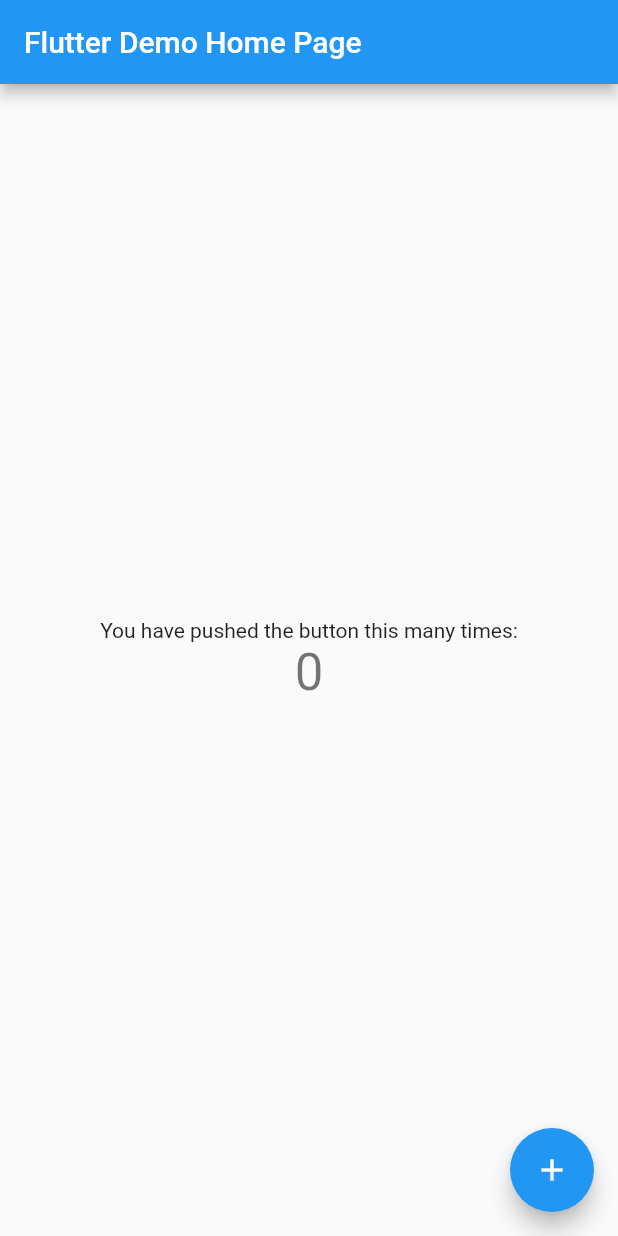
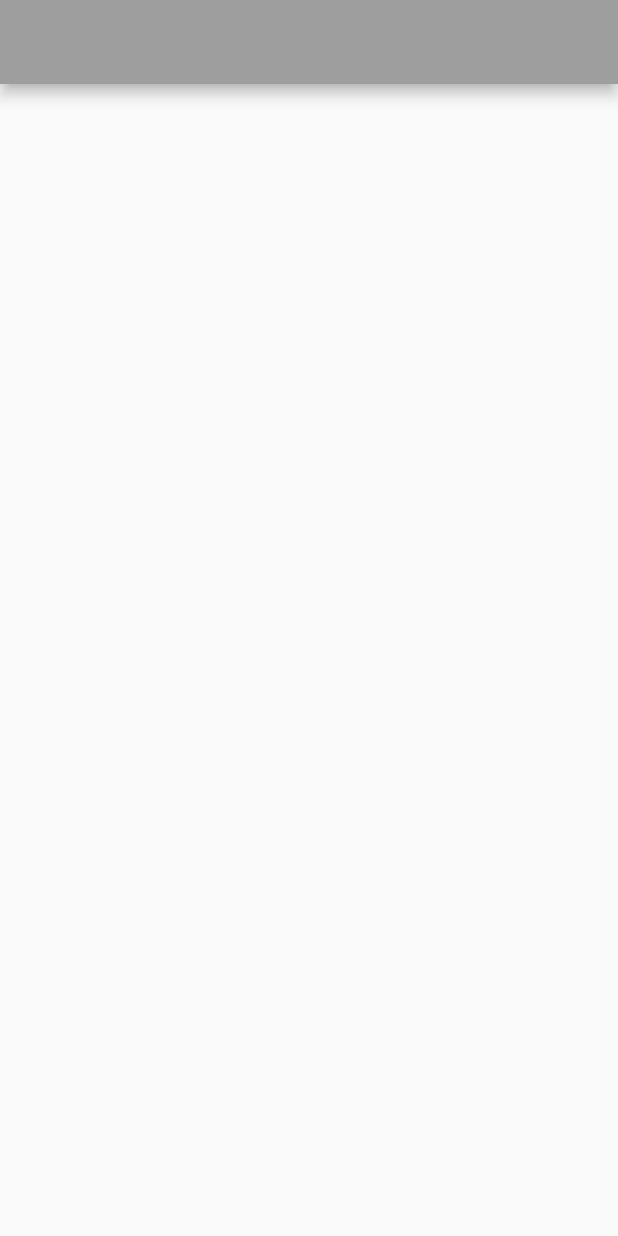
Before and after one commit to Nataliiabul/word-composition, a Flutter app: the screen it shows after launch, on a phone screen of 412 x 824 dp. Run offline on Flutter 3.47's test engine with Material 2 defaults, Android fonts, the phone set to English and light mode, and no system bars.

Commit message:
basic structure

```diff
--- a/lib/main.dart
+++ b/lib/main.dart
@@ -1,4 +1,5 @@
 import 'package:flutter/material.dart';
+import 'package:word_composition/screens/game.dart';
 
 void main() {
   runApp(const MyApp());
@@ -10,58 +11,11 @@
   @override
   Widget build(BuildContext context) {
     return MaterialApp(
-      title: 'Flutter Demo',
+      title: 'Word Composition',
       theme: ThemeData(
-        primarySwatch: Colors.blue,
+        primarySwatch: Colors.grey,
       ),
-      home: const MyHomePage(title: 'Flutter Demo Home Page'),
+      home: GameScreen(),
     );
   }
 }
-
-class MyHomePage extends StatefulWidget {
-  const MyHomePage({super.key, required this.title});
-
-  final String title;
-
-  @override
-  State<MyHomePage> createState() => _MyHomePageState();
-}
-
-class _MyHomePageState extends State<MyHomePage> {
-  int _counter = 0;
-
-  void _incrementCounter() {
-    setState(() {
-      _counter++;
-    });
-  }
-
-  @override
-  Widget build(BuildContext context) {
-    return Scaffold(
-      appBar: AppBar(
-        title: Text(widget.title),
-      ),
-      body: Center(
-        child: Column(
-          mainAxisAlignment: MainAxisAlignment.center,
-          children: <Widget>[
-            const Text(
-              'You have pushed the button this many times:',
-            ),
-            Text(
-              '$_counter',
-              style: Theme.of(context).textTheme.headline4,
-            ),
-          ],
-        ),
-      ),
-      floatingActionButton: FloatingActionButton(
-        onPressed: _incrementCounter,
-        tooltip: 'Increment',
-        child: const Icon(Icons.add),
-      ),
-    );
-  }
-}
--- /dev/null
+++ b/lib/screens/game.dart
@@ -0,0 +1,24 @@
+import 'package:flutter/material.dart';
+
+class GameScreen extends StatefulWidget {
+  const GameScreen({super.key});
+
+  @override
+  State<GameScreen> createState() => _GameScreenState();
+}
+
+class _GameScreenState extends State<GameScreen> {
+  @override
+  Widget build(BuildContext context) {
+    return Scaffold(
+      appBar: AppBar(),
+      body: SingleChildScrollView(
+        child: Column(
+          children: [
+
+          ],
+        ),
+      ),
+    );
+  }
+}
--- /dev/null
+++ b/lib/style/colors.dart
@@ -0,0 +1,7 @@
+import 'package:flutter/material.dart';
+
+class AppColors {
+  static final Color mainColor = Color(0xFF3E4E50);
+  static final Color firstColor = Color(0xFFFACFAD);
+  static final Color secondColor = Color(0xFFF8BD7F);
+}
```
